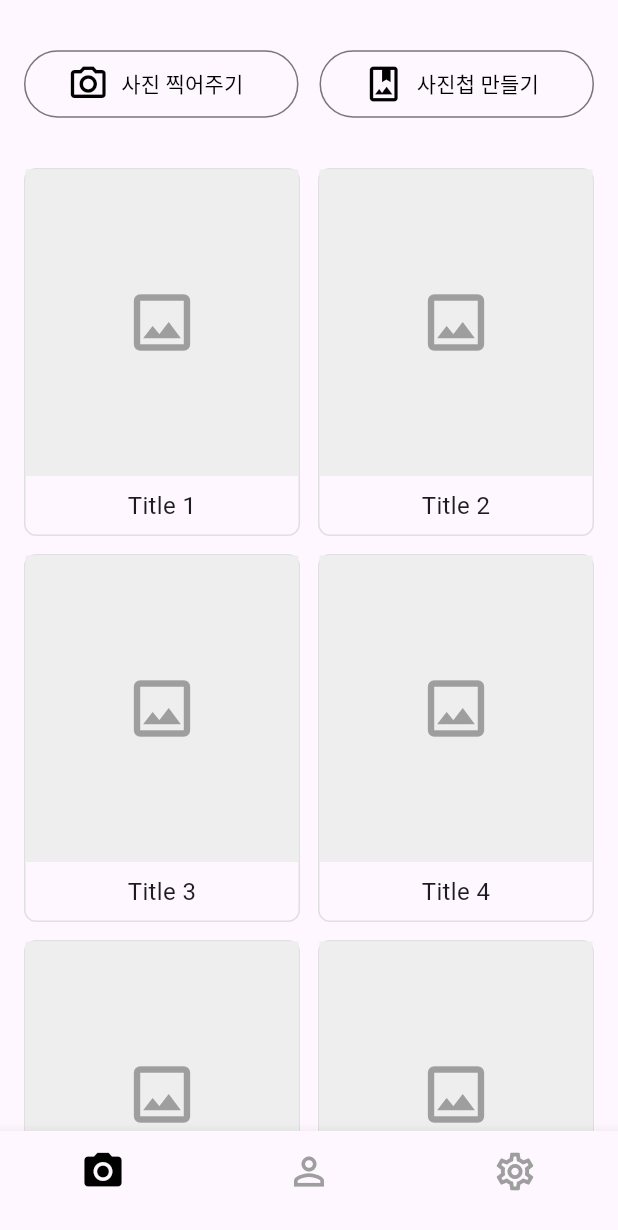
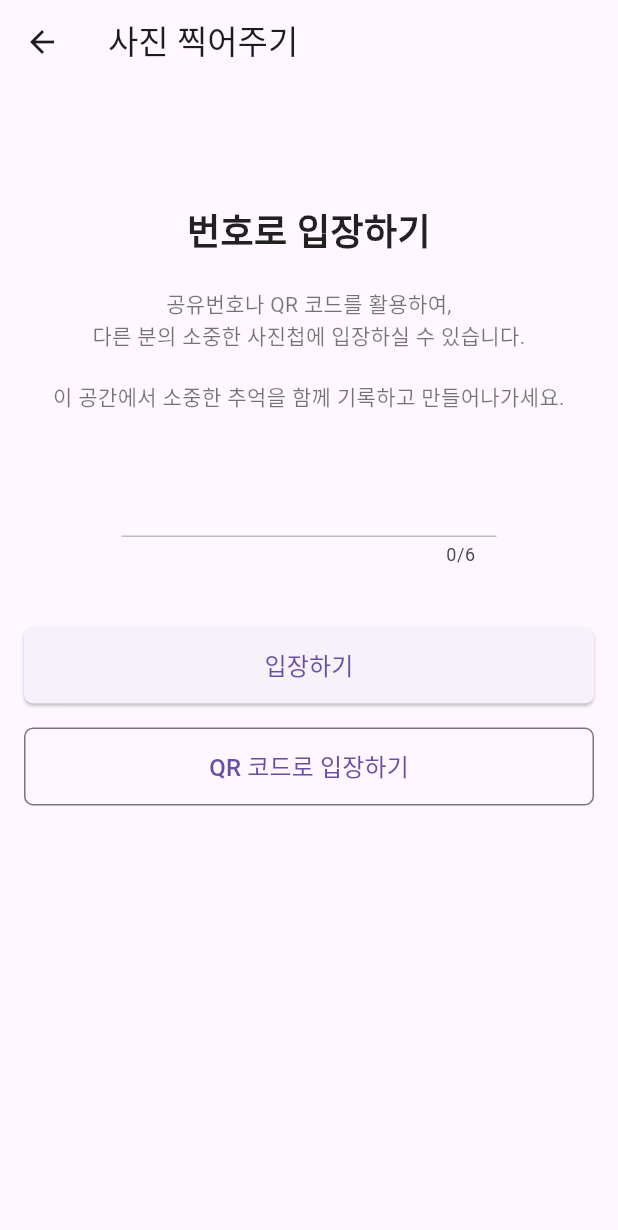
Before and after one commit to Si-Hyeak-KANG/SHARED_ALBUM_APP, a Flutter app: the screen it shows after launch, after a tap on "사진 찍어주기", on a phone screen of 412 x 824 dp. Shown: the top 1230 px of the screen. Run offline on Flutter 3.47's test engine with Material 3 defaults, Android fonts, the phone set to English and light mode, and no system bars.

Commit message:
(사진 찍어주기) 다른 사용자의 사진첩 입장 페이지 개발

```diff
--- /dev/null
+++ b/lib/screens/photos/enter_other_album_num_screen.dart
@@ -0,0 +1,106 @@
+import 'package:flutter/material.dart';
+
+class EnterOtherAlbumNumScreen extends StatelessWidget {
+  const EnterOtherAlbumNumScreen({super.key});
+
+  @override
+  Widget build(BuildContext context) {
+    return Scaffold(
+      appBar: AppBar(
+        title: const Text('사진 찍어주기'),
+      ),
+      body: Padding(
+        padding: const EdgeInsets.symmetric(horizontal: 16.0),
+        child: Column(
+          crossAxisAlignment: CrossAxisAlignment.stretch,
+          children: [
+            const SizedBox(height: 80),
+            const Text(
+              '번호로 입장하기',
+              style: TextStyle(
+                fontSize: 24,
+                color: Colors.black87,
+                fontWeight: FontWeight.bold,
+              ),
+              textAlign: TextAlign.center,
+            ),
+            const SizedBox(height: 20),
+            const Text(
+              '공유번호나 QR 코드를 활용하여,\n다른 분의 소중한 사진첩에 입장하실 수 있습니다.\n\n이 공간에서 소중한 추억을 함께 기록하고 만들어나가세요.',
+              style: TextStyle(
+                fontSize: 14,
+                color: Colors.black54,
+              ),
+              textAlign: TextAlign.center,
+            ),
+            const SizedBox(height: 20),
+            Center(
+              child: SizedBox(
+                width: 250,
+                child: TextField(
+                  style: TextStyle(
+                    fontSize: 18,
+                    letterSpacing: 10,
+                    fontWeight: FontWeight.bold,
+                  ),
+                  decoration: InputDecoration(
+                    filled: false,
+                    enabledBorder: UnderlineInputBorder(
+                      borderSide: BorderSide(color: Colors.grey.shade400, width: 1.0),
+                    ),
+                    focusedBorder: UnderlineInputBorder(
+                      borderSide: BorderSide(color: Colors.blue, width: 2.0),
+                    ),
+                    contentPadding: const EdgeInsets.symmetric(
+                      vertical: 18,
+                      horizontal: 14,
+                    ),
+                    hintStyle: TextStyle(
+                      color: Colors.grey[600],
+                    ),
+                  ),
+                  keyboardType: TextInputType.number,
+                  maxLength: 6,
+                  textAlign: TextAlign.center,
+                ),
+              ),
+            ),
+            const SizedBox(height: 40),
+            ElevatedButton(
+              onPressed: () {
+                // 번호로 입장 버튼 눌렀을 때 동작
+              },
+              style: ElevatedButton.styleFrom(
+                padding: const EdgeInsets.symmetric(vertical: 14),
+                shape: RoundedRectangleBorder(
+                  borderRadius: BorderRadius.circular(6),
+                ),
+              ),
+              child: const Text(
+                '입장하기',
+                style: TextStyle(fontSize: 16),
+              ),
+            ),
+            const SizedBox(height: 16),
+            OutlinedButton(
+              onPressed: () {
+                // QR 코드로 입장 버튼 눌렀을 때 동작
+              },
+              style: OutlinedButton.styleFrom(
+                padding: const EdgeInsets.symmetric(vertical: 14),
+                shape: RoundedRectangleBorder(
+                  borderRadius: BorderRadius.circular(6),
+                ),
+              ),
+              child: const Text(
+                'QR 코드로 입장하기',
+                style: TextStyle(fontSize: 16),
+              ),
+            ),
+          ],
+        ),
+      ),
+    );
+  }
+
+}
--- a/lib/screens/photos/photo_album_list_screen.dart
+++ b/lib/screens/photos/photo_album_list_screen.dart
@@ -1,7 +1,5 @@
 import 'package:flutter/material.dart';
-import 'package:gachi_ganjik/widgets/custom_bottom_navbar.dart';
-
-import '../../utils/app_pages.dart';
+import 'package:gachi_ganjik/screens/photos/enter_other_album_num_screen.dart';
 
 class PhotoAlbumListScreen extends StatefulWidget {
   const PhotoAlbumListScreen({super.key}); // 생성자 수정!
@@ -26,14 +24,17 @@ class _PhotoAlbumListScreen extends State<PhotoAlbumListScreen> {
       body: Column(
         children: [
           Padding(
-            padding: const EdgeInsets.symmetric(horizontal: 16, vertical: 12),
+            padding: const EdgeInsets.symmetric(horizontal: 16, vertical: 20),
             child: Row(
               mainAxisAlignment: MainAxisAlignment.spaceEvenly,
               children: [
                 Expanded(
                   child: OutlinedButton.icon(
                     onPressed: () {
-                      // 사진 찍기 기능 연결 예정
+                      Navigator.push(
+                        context,
+                        MaterialPageRoute(builder: (context) => EnterOtherAlbumNumScreen()),
+                      );
                     },
                     style: OutlinedButton.styleFrom(
                       fixedSize: const Size(double.infinity, 45.0),
--- a/lib/widgets/custom_bottom_navbar.dart
+++ b/lib/widgets/custom_bottom_navbar.dart
@@ -20,7 +20,7 @@ class CustomBottomNavBar extends StatelessWidget {
       onTap: (index) {
         pageController.animateToPage(
           index,
-          duration: const Duration(milliseconds: 300),
+          duration: const Duration(milliseconds: 100),
           curve: Curves.fastEaseInToSlowEaseOut,
         );
       },
@@ -30,7 +30,7 @@ class CustomBottomNavBar extends StatelessWidget {
       items: [
         BottomNavigationBarItem(
           icon: Padding(
-            padding: const EdgeInsets.only(top: 5.0),
+            padding: const EdgeInsets.only(top: 3.0),
             child: Icon(
               currentPage == AppPages.photo
                   ? Icons.camera_alt // 채워진 아이콘
@@ -41,7 +41,7 @@ class CustomBottomNavBar extends StatelessWidget {
         ),
         BottomNavigationBarItem(
           icon: Padding(
-            padding: const EdgeInsets.only(top: 5.0),
+            padding: const EdgeInsets.only(top: 3.0),
             child: Icon(
               currentPage == AppPages.users
                   ? Icons.person // 채워진 아이콘
@@ -52,7 +52,7 @@ class CustomBottomNavBar extends StatelessWidget {
         ),
         BottomNavigationBarItem(
           icon: Padding(
-            padding: const EdgeInsets.only(top: 5.0),
+            padding: const EdgeInsets.only(top: 3.0),
             child: Icon(
               currentPage == AppPages.settings
                   ? Icons.settings // 채워진 아이콘
```
